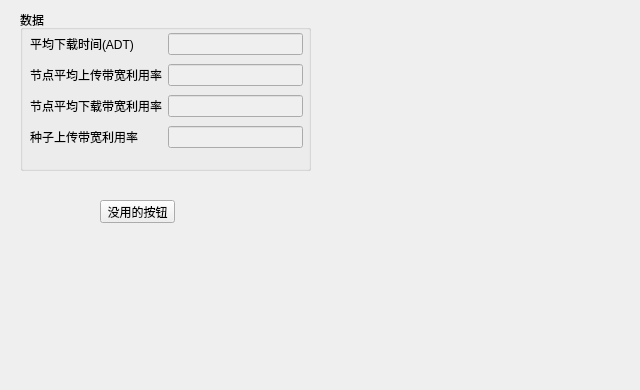
pccooler/TraceAnalyzer, file step2.ui: the form before one commit.
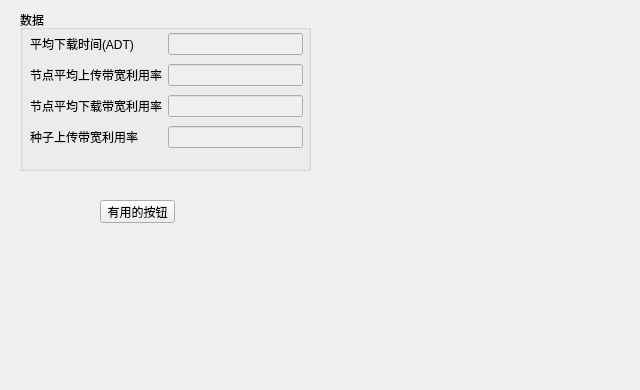
The form after the commit.

Diff of the .ui file:
```diff
--- a/step2.ui
+++ b/step2.ui
@@ -104,7 +104,7 @@
     </rect>
    </property>
    <property name="text">
-    <string>没用的按钮</string>
+    <string>有用的按钮</string>
    </property>
   </widget>
  </widget>
```
